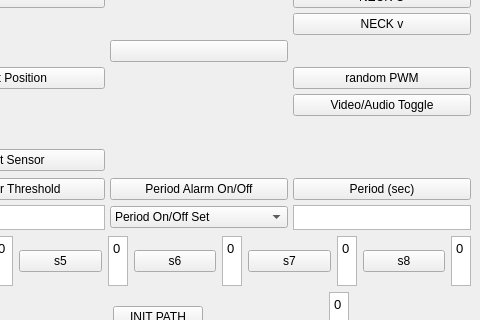
The window that mdichild.ui (varram-suh/etri-server) describes before a commit, drawn with Qt 5; both pictures show x 448 to 928 and y 86 to 406 of the 928 by 630 pixel window.
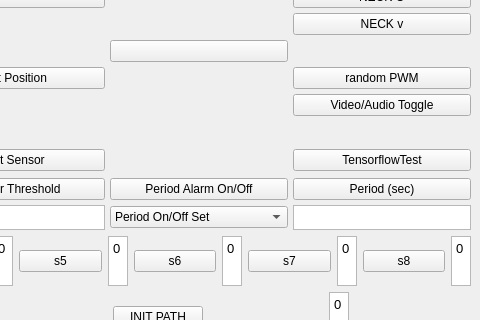
The same window after the commit. Custom widgets are drawn as their Qt base class.

```diff
--- a/mdichild.ui
+++ b/mdichild.ui
@@ -382,6 +382,13 @@
           </property>
          </widget>
         </item>
+        <item row="7" column="5">
+         <widget class="QPushButton" name="tensorflowTestButton">
+          <property name="text">
+           <string>TensorflowTest</string>
+          </property>
+         </widget>
+        </item>
        </layout>
       </item>
      </layout>
```
